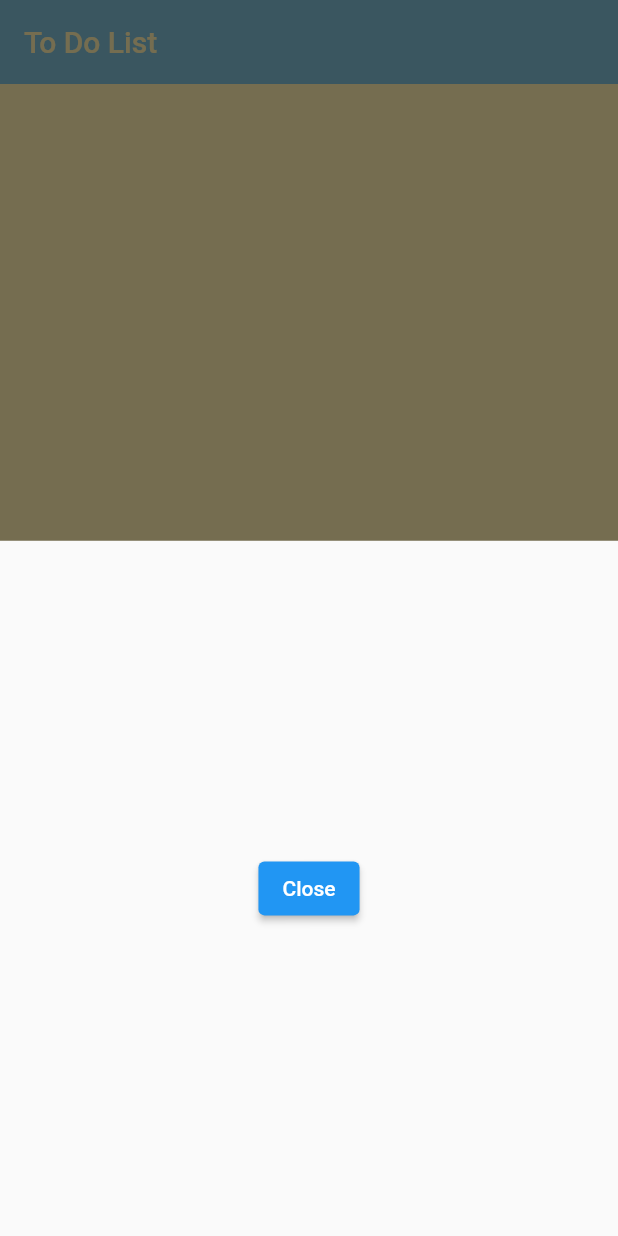
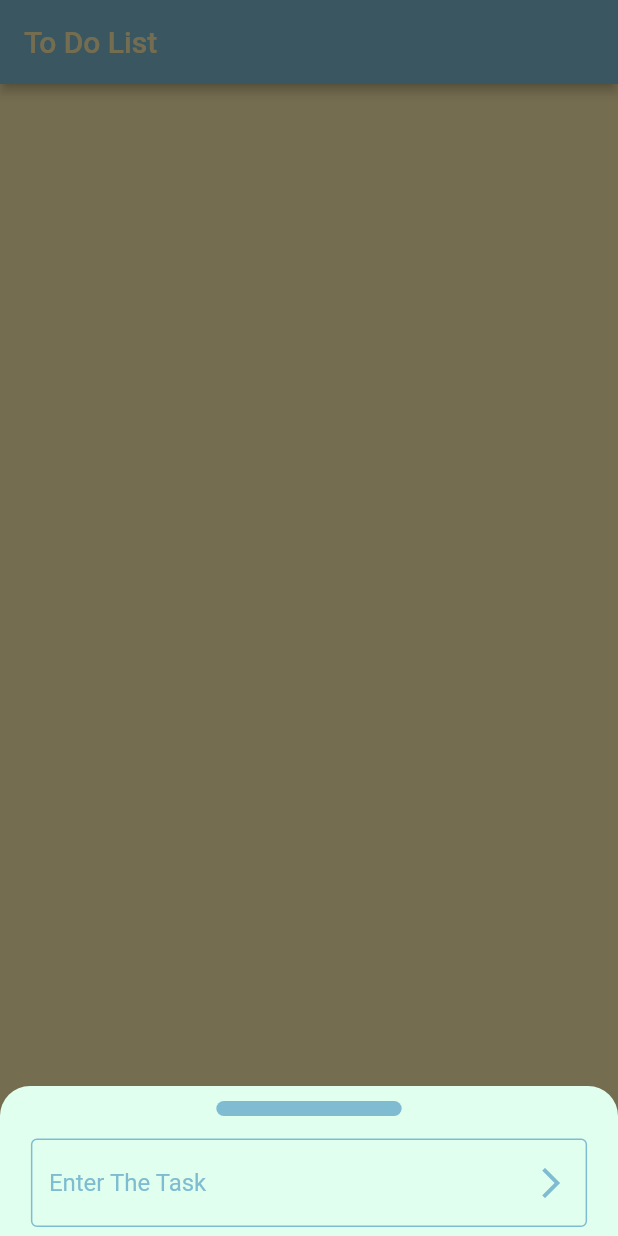
Before and after one commit to ECOMAN003/Fun-Projects, a Flutter app: the AddPage screen opened directly, after a tap on the "add" icon, on a phone screen of 412 x 824 dp. Run offline on Flutter 3.47's test engine with Material 2 defaults, Android fonts, the phone set to English and light mode, and no system bars.

Commit message:
modified the project, deleted unnecessary files, and made it modular

```diff
--- a/todo/lib/navbar.dart
+++ /dev/null
@@ -1,3 +0,0 @@
-import 'package:flutter/material.dart';
-import 'package:google_nav_bar/google_nav_bar.dart';
-import 'colors.dart';
--- a/todo/lib/screens/add_page.dart
+++ b/todo/lib/screens/add_page.dart
@@ -11,6 +11,7 @@ class AddPage extends StatefulWidget {
 
 class _AddPageState extends State<AddPage> {
   List<Items> itemsList = [];
+  final _textController = TextEditingController();
   @override
   Widget build(BuildContext context) {
     return Scaffold(
@@ -20,23 +21,12 @@ class _AddPageState extends State<AddPage> {
           'To Do List',
           style: TextStyle(color: lastColor),
         ),
-        elevation: 0,
+        elevation: 3.0,
       ),
       backgroundColor: lastColor,
       floatingActionButton: FloatingActionButton(
         onPressed: () {
-          showModalBottomSheet(context: context, builder: (context) =>
-
-             Center(
-              child: ElevatedButton(
-                child: const Text('Close'),
-                onPressed: () => Navigator.pop(context),
-              ),
-            ),
-          );
-          setState(() {
-            //itemsList.add(Items('house is here', false));
-          });
+          bottomSheet(context);
         },
         backgroundColor: secondColor,
         child: const Icon(
@@ -69,7 +59,19 @@ class _AddPageState extends State<AddPage> {
                 ),
                 child: Padding(
                   padding: const EdgeInsets.all(10.0),
-                  child: ListTile(
+                  child: listTileBody(index),
+                ),
+              ),
+            );
+          },
+        ),
+      ),
+    );
+  }
+
+//listTile
+  ListTile listTileBody(int index) {
+    return ListTile(
       leading: Checkbox(
         checkColor: thirdColor,
         fillColor: MaterialStateProperty.resolveWith((states) {
@@ -82,7 +84,14 @@ class _AddPageState extends State<AddPage> {
           });
         },
       ),
-                    title: Text(itemsList[index].label),
+      title: Text(
+        itemsList[index].label,
+        style: TextStyle(
+            decoration: itemsList[index].isFinished
+                ? TextDecoration.lineThrough
+                : TextDecoration.none,
+            color: mainColor),
+      ),
       trailing: IconButton(
         onPressed: () {
           setState(() {
@@ -94,13 +103,81 @@ class _AddPageState extends State<AddPage> {
           color: Colors.redAccent,
         ),
       ),
+    );
+  }
+
+  Future<dynamic> bottomSheet(BuildContext context) {
+    return showModalBottomSheet(
+        backgroundColor: Colors.transparent,
+        enableDrag: true,
+        context: context,
+        builder: (context) {
+          return Container(
+              height: 100.0,
+              decoration: const BoxDecoration(
+                  color: thirdColor,
+                  borderRadius: BorderRadius.only(
+                    topLeft: Radius.circular(20),
+                    topRight: Radius.circular(20),
+                  )),
+              child: Column(
+                children: [
+                  Padding(
+                    padding: const EdgeInsets.only(top: 10.0),
+                    child: Container(
+                      height: 10.0,
+                      width: MediaQuery.of(context).size.width * 0.3,
+                      decoration: const BoxDecoration(
+                          color: mainColor,
+                          borderRadius:
+                              BorderRadius.all(Radius.circular(10.0))),
+                    ),
+                  ),
+                  Padding(
+                    padding: const EdgeInsets.only(top: 15.0),
+                    child: Row(
+                      mainAxisAlignment: MainAxisAlignment.center,
+                      children: [
+                        Padding(
+                          padding:
+                              const EdgeInsets.only(left: 10.0, right: 10.0),
+                          child: SizedBox(
+                            width: MediaQuery.of(context).size.width * 0.9,
+                            child: TextField(
+                              controller: _textController,
+                              cursorColor: mainColor,
+                              decoration: InputDecoration(
+                                  hintText: 'Enter The Task',
+                                  hintStyle: const TextStyle(color: mainColor),
+                                  enabledBorder: const OutlineInputBorder(
+                                    borderSide: BorderSide(color: mainColor),
+                                  ),
+                                  border: const OutlineInputBorder(
+                                    borderRadius:
+                                        BorderRadius.all(Radius.circular(5.0)),
+                                  ),
+                                  suffixIcon: IconButton(
+                                      onPressed: createTask,
+                                      icon: const Icon(
+                                        Icons.arrow_forward_ios_outlined,
+                                        color: mainColor,
+                                      ))),
                             ),
                           ),
                         ),
-            );
-          },
+                      ],
                     ),
                   ),
-    );
+                ],
+              ));
+        });
+  }
+
+//create new Task
+  void createTask() {
+    setState(() {
+      itemsList.add(Items(_textController.text, false));
+    });
+    _textController.clear();
   }
 }
--- a/todo/pubspec.yaml
+++ b/todo/pubspec.yaml
@@ -30,7 +30,8 @@ dependencies:
   flutter:
     sdk: flutter
   google_nav_bar: ^5.0.6
-
+  hive: ^2.2.3
+  hive_flutter: ^1.1.0
 
   # The following adds the Cupertino Icons font to your application.
   # Use with the CupertinoIcons class for iOS style icons.
@@ -39,6 +40,8 @@ dependencies:
 dev_dependencies:
   flutter_test:
     sdk: flutter
+  hive_generator: ^1.1.3
+  build_runner: ^2.1.11
 
   # The "flutter_lints" package below contains a set of recommended lints to
   # encourage good coding practices. The lint set provided by the package is
```
Also changed, not shown: todo/lib/main.dart (+3 -39 lines), todo/lib/screens/done_page.dart (deleted, +0 -27 lines), todo/pubspec.lock, 8 other files. Lines whose indentation alone changed are shown as unchanged.
